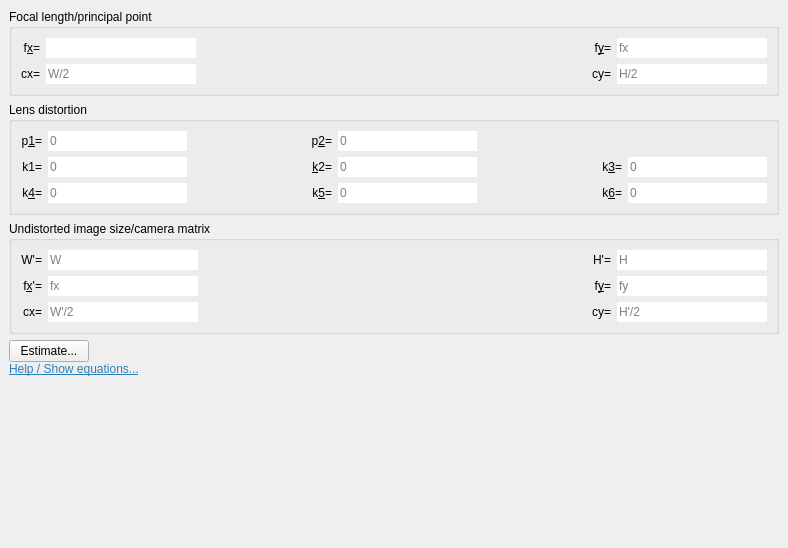
Old version of the form main/CalibrationDataDockWidget.ui in the repository fabio-d/camera-calibration-studio.
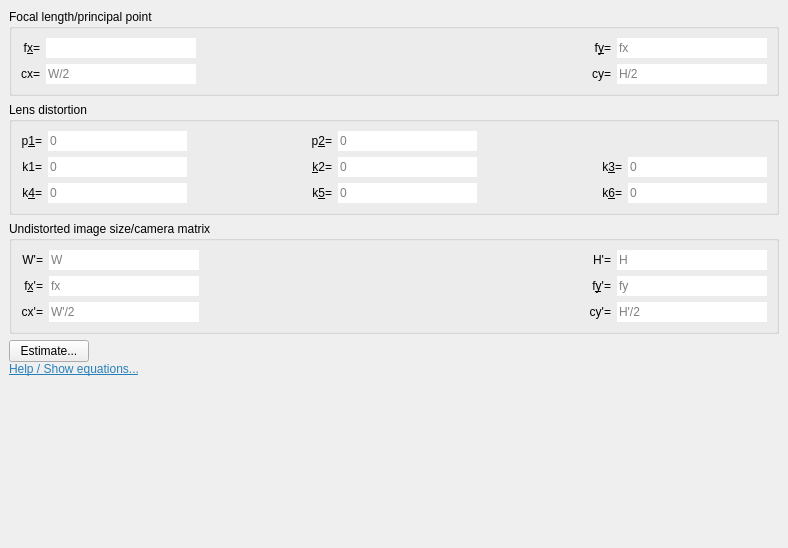
New version of the form. The open tabs and pages were chosen to show the change.

```diff
--- a/main/CalibrationDataDockWidget.ui
+++ b/main/CalibrationDataDockWidget.ui
@@ -63,7 +63,7 @@
      <property name="geometry">
       <rect>
        <x>0</x>
-       <y>0</y>
+       <y>-85</y>
        <width>764</width>
        <height>585</height>
       </rect>
@@ -637,7 +637,7 @@
          <item row="2" column="2">
           <widget class="QLabel" name="label_4">
            <property name="text">
-            <string>cy=</string>
+            <string>cy'=</string>
            </property>
            <property name="alignment">
             <set>Qt::AlignRight|Qt::AlignTrailing|Qt::AlignVCenter</set>
@@ -650,7 +650,7 @@
          <item row="2" column="0">
           <widget class="QLabel" name="label_5">
            <property name="text">
-            <string>cx=</string>
+            <string>cx'=</string>
            </property>
            <property name="alignment">
             <set>Qt::AlignRight|Qt::AlignTrailing|Qt::AlignVCenter</set>
@@ -682,7 +682,7 @@
             </sizepolicy>
            </property>
            <property name="text">
-            <string>f&amp;y=</string>
+            <string>f&amp;y'=</string>
            </property>
            <property name="alignment">
             <set>Qt::AlignRight|Qt::AlignTrailing|Qt::AlignVCenter</set>
```
Left out of the diff: 8 changed lines with no effect on the pictures.
